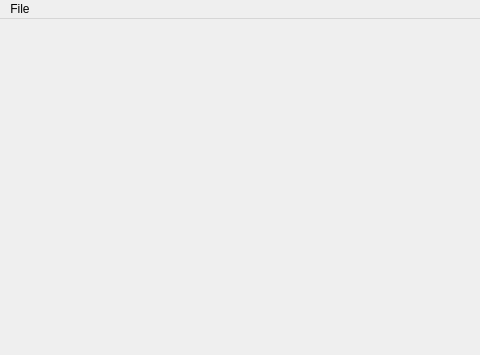
Old version of the form src/views/generator.ui in the repository UnicosGaming/tweet-generator; both pictures show x 0 to 480 and y 0 to 355 of the 640 by 480 pixel window.
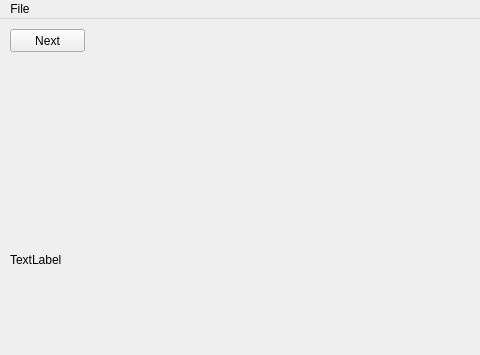
New version of the form.

Commit message: Implemented Next Background functionality

The edit to the form file:
```diff
--- a/src/views/generator.ui
+++ b/src/views/generator.ui
@@ -13,7 +13,34 @@
   <property name="windowTitle">
    <string>UG Tweet Generator</string>
   </property>
-  <widget class="QWidget" name="centralwidget"/>
+  <widget class="QWidget" name="centralwidget">
+   <widget class="QPushButton" name="btnNext">
+    <property name="geometry">
+     <rect>
+      <x>10</x>
+      <y>10</y>
+      <width>75</width>
+      <height>23</height>
+     </rect>
+    </property>
+    <property name="text">
+     <string>Next</string>
+    </property>
+   </widget>
+   <widget class="QLabel" name="lbImage">
+    <property name="geometry">
+     <rect>
+      <x>10</x>
+      <y>50</y>
+      <width>611</width>
+      <height>381</height>
+     </rect>
+    </property>
+    <property name="text">
+     <string>TextLabel</string>
+    </property>
+   </widget>
+  </widget>
   <widget class="QMenuBar" name="menubar">
    <property name="geometry">
     <rect>
```
The commit also changes 13 other files.
